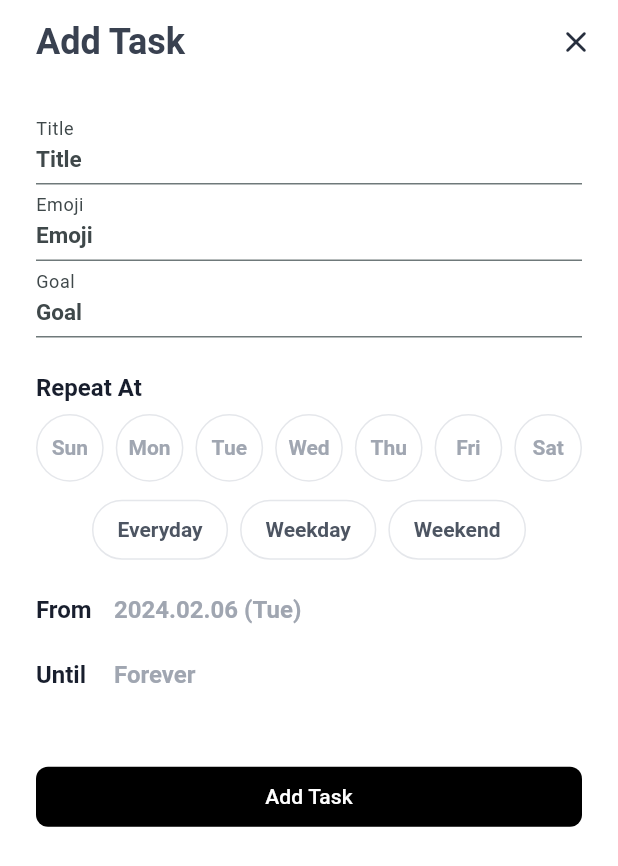
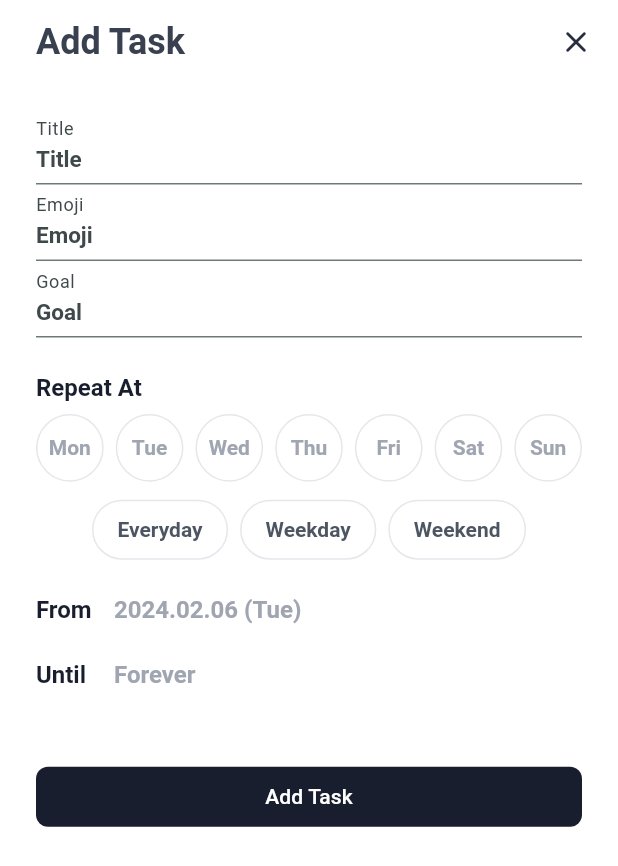
Before and after one commit to jeaniecho/zest-habit, a Flutter app: the TaskAddPage screen opened by its route, on a phone screen of 412 x 824 dp. Shown: the top 866 px of the screen. Run offline on Flutter 3.47's test engine with Material 3 defaults, Android fonts, the phone set to English and light mode, and no system bars; our stand-ins replace firebase_core, isar, rxdart; accounts and stored records are empty; generated files the repository leaves out were written again; Roboto replaces fonts that are missing (NotoSansKR, Pretendard); statements that could not run were skipped; project files that could hold a hidden picture were left out.

Commit message:
light fix

```diff
--- a/lib/main.dart
+++ b/lib/main.dart
@@ -37,7 +37,7 @@ class MyApp extends StatelessWidget {
         debugShowCheckedModeBanner: false,
         theme: HTThemes.lightTheme,
         darkTheme: HTThemes.darkTheme,
-        themeMode: ThemeMode.system,
+        themeMode: ThemeMode.light,
         initialRoute: BasePage.routeName,
         routes: routes,
       ),
--- a/lib/pages/task/task_add_page.dart
+++ b/lib/pages/task/task_add_page.dart
@@ -83,9 +83,6 @@ class TaskAddRepeatAt extends StatelessWidget {
   @override
   Widget build(BuildContext context) {
     TaskAddBloc taskAddBloc = context.read<TaskAddBloc>();
-
-    List<String> days = ['Sun', 'Mon', 'Tue', 'Wed', 'Thu', 'Fri', 'Sat'];
-    List<int> dayNums = [7, 1, 2, 3, 4, 5, 6];
 
     double size = (MediaQuery.sizeOf(context).width - 48 - 48) / 7;
 
--- a/lib/styles/colors.dart
+++ b/lib/styles/colors.dart
@@ -9,32 +9,32 @@ class HTColors {
       primary: white,
       onPrimary: black,
       secondary: grey010,
-      onSecondary: grey070,
-      tertiary: const Color(0xff39A0FF),
+      onSecondary: grey080,
+      tertiary: HTColors.grey020,
+      onTertiary: HTColors.grey070,
       error: error,
       onError: white,
-      background: background,
+      background: white,
       onBackground: black,
-      surface: surface,
+      surface: white,
       onSurface: black);
 
   static final darkColorScheme = ColorScheme.fromSeed(
       seedColor: black,
       brightness: Brightness.dark,
-      primary: grey070,
+      primary: black,
       onPrimary: white,
       secondary: grey080,
       onSecondary: grey010,
-      tertiary: const Color(0xffD8ECFF),
+      tertiary: HTColors.grey070,
+      onTertiary: HTColors.grey020,
       error: error,
       onError: black,
       background: black,
       onBackground: white,
       surface: black,
       onSurface: white);
-  // 30% 4C, 50% 7F, 80% CC
 
-  // secondary value
   static const _secondaryValue = 0xFF39D9C6;
 
   // secondary value
--- a/lib/styles/themes.dart
+++ b/lib/styles/themes.dart
@@ -1,68 +1,69 @@
 import 'package:flutter/material.dart';
 import 'package:habit_app/styles/colors.dart';
+import 'package:habit_app/styles/tokens.dart';
 
 class HTThemes {
   HTThemes._();
   static final lightTheme = ThemeData(
     brightness: Brightness.light,
     appBarTheme: const AppBarTheme(
-      backgroundColor: Colors.white,
+      backgroundColor: HTColors.white,
     ),
-    scaffoldBackgroundColor: Colors.white,
-    splashColor: Colors.transparent,
-    primaryColor: Colors.black,
-    focusColor: const Color(0xff39A0FF),
-    highlightColor: Colors.transparent,
-    cardColor: Colors.white,
-    disabledColor: const Color(0xFFCDCDCD),
+    scaffoldBackgroundColor: HTColors.white,
+    splashColor: HTColors.clear,
+    primaryColor: HTColors.black,
+    focusColor: HTColors.grey030,
+    highlightColor: HTColors.clear,
+    cardColor: HTColors.white,
+    disabledColor: HTColors.grey020,
     colorScheme: HTColors.lightColorScheme,
     textSelectionTheme:
-        const TextSelectionThemeData(cursorColor: Color(0xff39A0FF)),
+        const TextSelectionThemeData(cursorColor: HTColors.blue),
     elevatedButtonTheme: ElevatedButtonThemeData(
       style: ElevatedButton.styleFrom(
         elevation: 0,
         splashFactory: InkRipple.splashFactory,
         padding: const EdgeInsets.symmetric(horizontal: 12, vertical: 6),
-        backgroundColor: Colors.black,
-        shape: RoundedRectangleBorder(borderRadius: BorderRadius.circular(8)),
+        backgroundColor: HTColors.black,
+        shape: RoundedRectangleBorder(borderRadius: HTBorderRadius.circular8),
       ),
     ),
     textButtonTheme: TextButtonThemeData(
       style: TextButton.styleFrom(
-        foregroundColor: Colors.black, // button text color
+        foregroundColor: HTColors.black,
       ),
     ),
     inputDecorationTheme: const InputDecorationTheme(
       focusedBorder: UnderlineInputBorder(
-          borderSide: BorderSide(color: Color(0xff39A0FF), width: 2)),
+          borderSide: BorderSide(color: HTColors.grey060, width: 2)),
     ),
     useMaterial3: true,
-    fontFamily: 'NotoSansKR',
+    fontFamily: 'Pretendard',
   );
 
   static final darkTheme = ThemeData(
     brightness: Brightness.dark,
     appBarTheme: const AppBarTheme(
-      backgroundColor: Color(0xff2D2D2D),
+      backgroundColor: HTColors.black,
     ),
-    scaffoldBackgroundColor: const Color(0xff2D2D2D),
-    splashColor: Colors.transparent,
-    primaryColor: const Color(0xff39A0FF),
-    focusColor: const Color(0xff39A0FF),
-    highlightColor: Colors.transparent,
-    cardColor: const Color(0xff242424),
-    disabledColor: const Color(0xFF757575),
+    scaffoldBackgroundColor: HTColors.black,
+    splashColor: HTColors.clear,
+    primaryColor: HTColors.white,
+    focusColor: HTColors.grey080,
+    highlightColor: HTColors.clear,
+    cardColor: HTColors.black,
+    disabledColor: HTColors.grey070,
     colorScheme: HTColors.darkColorScheme,
     elevatedButtonTheme: ElevatedButtonThemeData(
       style: ElevatedButton.styleFrom(
         elevation: 0,
         splashFactory: InkRipple.splashFactory,
         padding: const EdgeInsets.symmetric(horizontal: 12, vertical: 6),
-        backgroundColor: const Color.fromARGB(255, 40, 111, 178),
-        shape: RoundedRectangleBorder(borderRadius: BorderRadius.circular(8)),
+        backgroundColor: HTColors.white,
+        shape: RoundedRectangleBorder(borderRadius: HTBorderRadius.circular8),
       ),
     ),
     useMaterial3: true,
-    fontFamily: 'NotoSansKR',
+    fontFamily: 'Pretendard',
   );
 }
--- a/lib/utils/functions.dart
+++ b/lib/utils/functions.dart
@@ -1,6 +1,7 @@
 import 'package:intl/intl.dart';
 
 const List<String> days = ['Mon', 'Tue', 'Wed', 'Thu', 'Fri', 'Sat', 'Sun'];
+const List<int> dayNums = [1, 2, 3, 4, 5, 6, 7];
 const int firstDayOfWeek = 1; // 0: Sunday, 1: Monday
 
 String weekdayToText(int weekday) {
```
